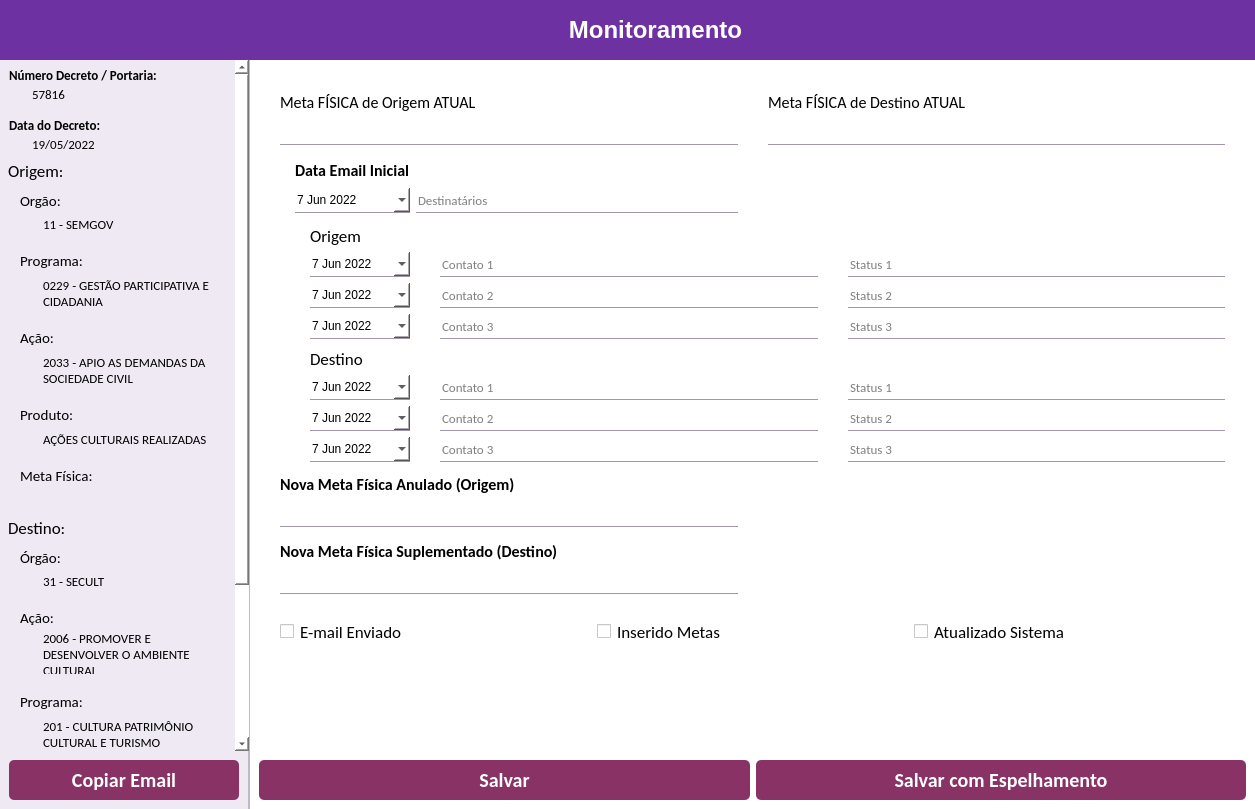
GsFerreira99/Sistema-SEPLAN, file media/ui/Edicao.ui: the form before one commit.
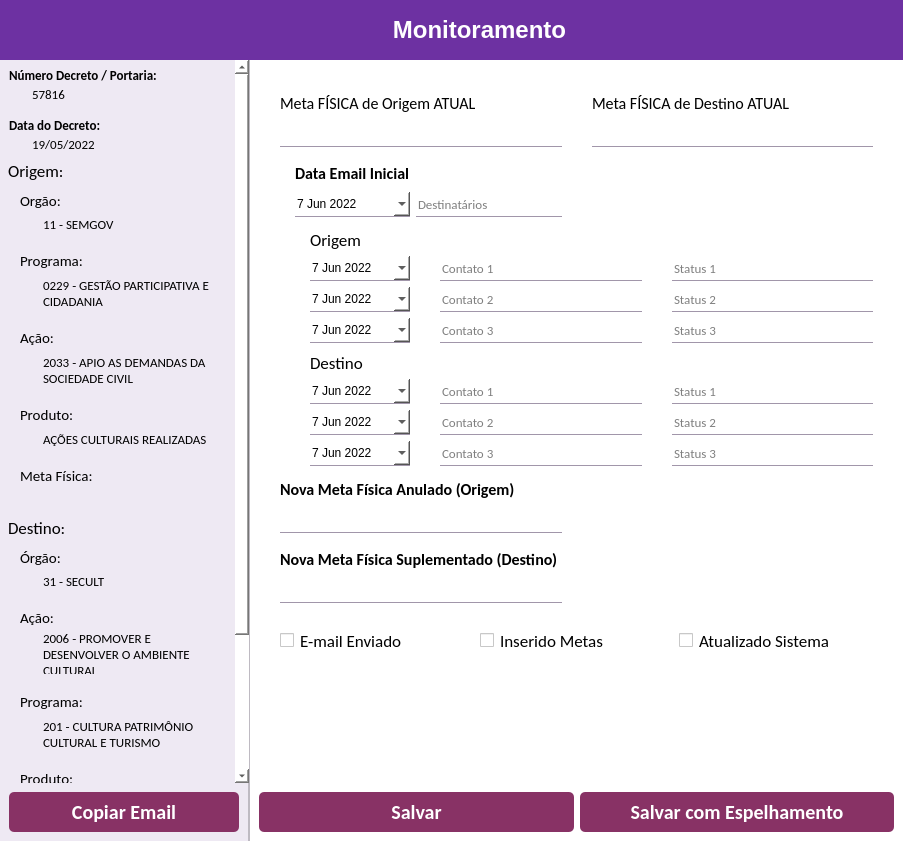
The form after the commit. Icons and pictures are not drawn.

```diff
--- a/media/ui/Edicao.ui
+++ b/media/ui/Edicao.ui
@@ -6,8 +6,8 @@
    <rect>
     <x>0</x>
     <y>0</y>
-    <width>1255</width>
-    <height>809</height>
+    <width>903</width>
+    <height>841</height>
    </rect>
   </property>
   <property name="windowTitle">
@@ -114,7 +114,6 @@
           <font>
            <family>Arial</family>
            <pointsize>18</pointsize>
-           <weight>75</weight>
            <bold>true</bold>
           </font>
          </property>
@@ -1223,7 +1222,6 @@
                     <font>
                      <family>Calibri</family>
                      <pointsize>11</pointsize>
-                     <weight>50</weight>
                      <bold>false</bold>
                     </font>
                    </property>
@@ -1479,7 +1477,6 @@
                 <font>
                  <family>Calibri</family>
                  <pointsize>15</pointsize>
-                 <weight>75</weight>
                  <bold>true</bold>
                 </font>
                </property>
@@ -1656,7 +1653,6 @@
                    <font>
                     <family>Calibri</family>
                     <pointsize>12</pointsize>
-                    <weight>75</weight>
                     <bold>true</bold>
                    </font>
                   </property>
@@ -1748,7 +1744,6 @@
                    <font>
                     <family>Calibri</family>
                     <pointsize>12</pointsize>
-                    <weight>75</weight>
                     <bold>true</bold>
                    </font>
                   </property>
@@ -1840,7 +1835,6 @@
                    <font>
                     <family>Calibri</family>
                     <pointsize>12</pointsize>
-                    <weight>50</weight>
                     <bold>false</bold>
                    </font>
                   </property>
@@ -1932,7 +1926,6 @@
                    <font>
                     <family>Calibri</family>
                     <pointsize>12</pointsize>
-                    <weight>50</weight>
                     <bold>false</bold>
                    </font>
                   </property>
@@ -2024,7 +2017,6 @@
                    <font>
                     <family>Calibri</family>
                     <pointsize>12</pointsize>
-                    <weight>75</weight>
                     <bold>true</bold>
                    </font>
                   </property>
@@ -2063,7 +2055,7 @@
                   </property>
                   <property name="dateTime">
                    <datetime>
-                    <hour>0</hour>
+                    <hour>3</hour>
                     <minute>0</minute>
                     <second>0</second>
                     <year>2022</year>
@@ -2170,7 +2162,6 @@
                    <font>
                     <family>Calibri</family>
                     <pointsize>13</pointsize>
-                    <weight>50</weight>
                     <bold>false</bold>
                    </font>
                   </property>
@@ -2391,7 +2382,7 @@
                   </property>
                   <property name="dateTime">
                    <datetime>
-                    <hour>0</hour>
+                    <hour>3</hour>
                     <minute>0</minute>
                     <second>0</second>
                     <year>2022</year>
@@ -2436,7 +2427,7 @@
                   </property>
                   <property name="dateTime">
                    <datetime>
-                    <hour>0</hour>
+                    <hour>3</hour>
                     <minute>0</minute>
                     <second>0</second>
                     <year>2022</year>
@@ -2481,7 +2472,7 @@
                   </property>
                   <property name="dateTime">
                    <datetime>
-                    <hour>0</hour>
+                    <hour>3</hour>
                     <minute>0</minute>
                     <second>0</second>
                     <year>2022</year>
@@ -2570,7 +2561,7 @@
                   </property>
                   <property name="dateTime">
                    <datetime>
-                    <hour>0</hour>
+                    <hour>3</hour>
                     <minute>0</minute>
                     <second>0</second>
                     <year>2022</year>
@@ -2766,7 +2757,7 @@
                   </property>
                   <property name="dateTime">
                    <datetime>
-                    <hour>0</hour>
+                    <hour>3</hour>
                     <minute>0</minute>
                     <second>0</second>
                     <year>2022</year>
@@ -2829,7 +2820,6 @@
                    <font>
                     <family>Calibri</family>
                     <pointsize>13</pointsize>
-                    <weight>50</weight>
                     <bold>false</bold>
                    </font>
                   </property>
@@ -2873,7 +2863,7 @@
                   </property>
                   <property name="dateTime">
                    <datetime>
-                    <hour>0</hour>
+                    <hour>3</hour>
                     <minute>0</minute>
                     <second>0</second>
                     <year>2022</year>
@@ -2982,7 +2972,6 @@
                 <font>
                  <family>Calibri</family>
                  <pointsize>15</pointsize>
-                 <weight>75</weight>
                  <bold>true</bold>
                 </font>
                </property>
@@ -3019,7 +3008,6 @@
                 <font>
                  <family>Calibri</family>
                  <pointsize>15</pointsize>
-                 <weight>75</weight>
                  <bold>true</bold>
                 </font>
                </property>
```
Left out of the diff: 27 changed lines with no effect on the pictures.
